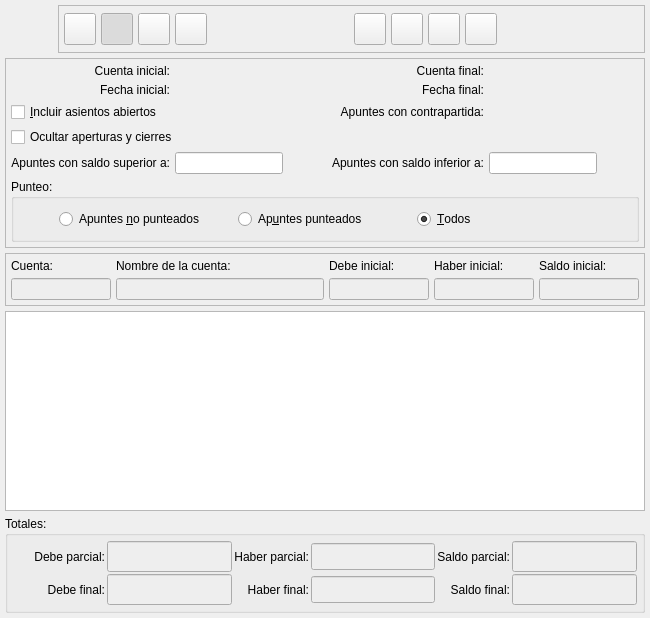
This is bulmages/bulmacont/plugins/pluginbc_mayor/bcextractobase.ui in eboladev/Bulmages-1 as Qt 5 draws it before an edit. The edited form follows.
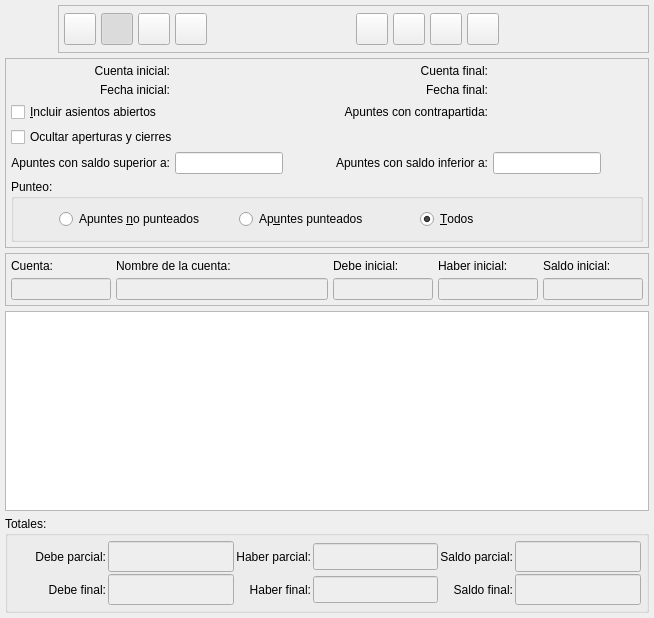
This is the edited form. Icons and pictures are not drawn. Custom widgets are drawn as their Qt base class.

Commit message: Estilo código.

What changed in the file:
```diff
--- a/bulmages/bulmacont/plugins/pluginbc_mayor/bcextractobase.ui
+++ b/bulmages/bulmacont/plugins/pluginbc_mayor/bcextractobase.ui
@@ -6,7 +6,7 @@
    <rect>
     <x>0</x>
     <y>0</y>
-    <width>650</width>
+    <width>654</width>
     <height>618</height>
    </rect>
   </property>
```
Left out of the diff: 62 changed lines with no effect on the pictures. The commit also changes 1 other file.
